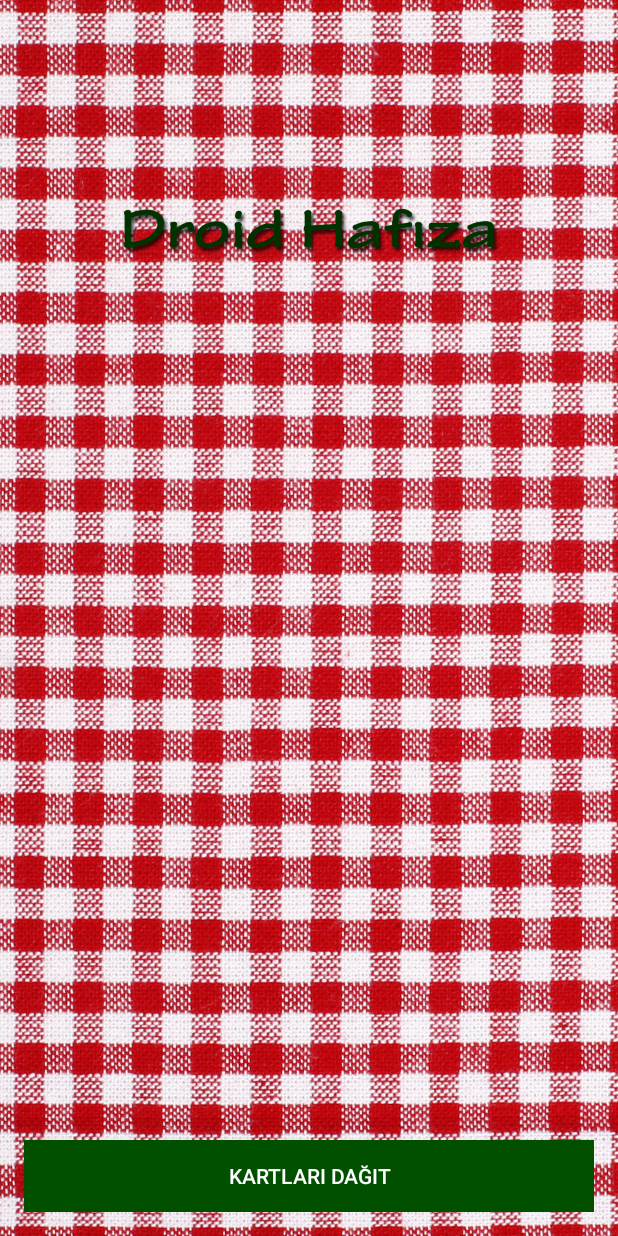
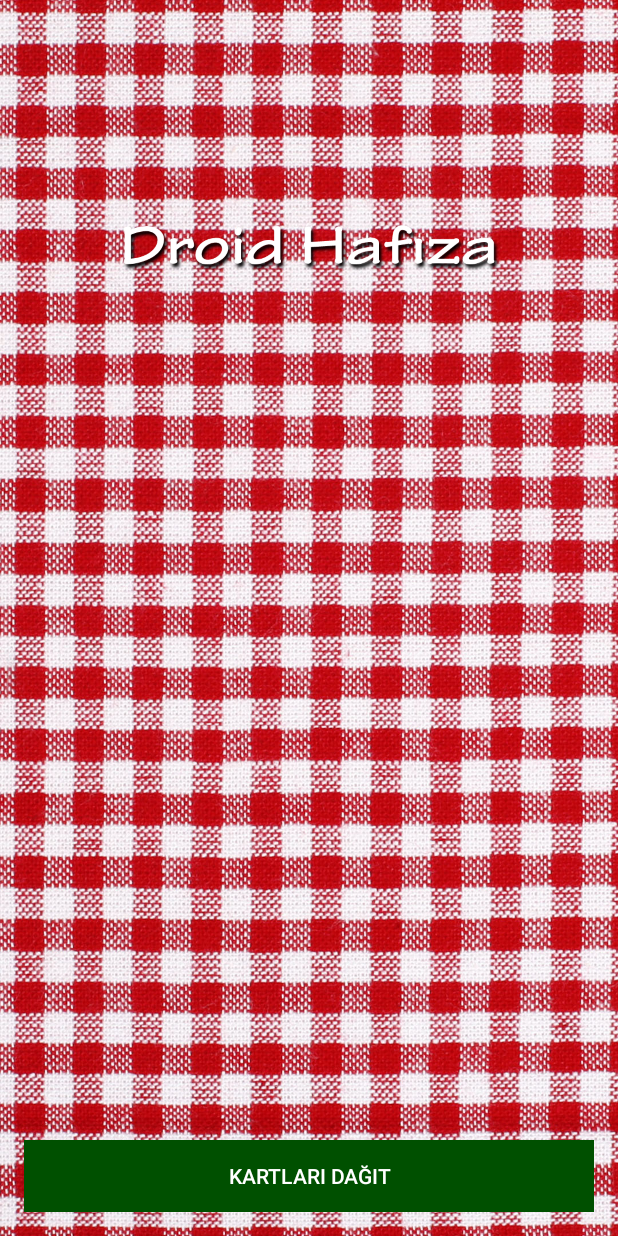
Before and after one commit to orcunmadran/BBY261-MemoryCardGame-Android-JAVA, an Android app: the screen it shows after launch (MainActivity), on a phone screen of 412 x 824 dp. Run offline under Robolectric (Android 15) with nearby library versions, the phone set to English and light mode, and no system bars.

Commit message:
Google Play Sürüm 1

```diff
--- a/app/src/main/AndroidManifest.xml
+++ b/app/src/main/AndroidManifest.xml
@@ -5,7 +5,7 @@
     <application
         android:allowBackup="true"
         android:icon="@mipmap/ic_launcher"
-        android:label="@string/app_name"
+        android:label="Droid Hafıza"
         android:supportsRtl="true"
         android:theme="@style/AppTheme">
         <activity android:name=".MainActivity" android:screenOrientation="portrait">
--- a/app/src/main/res/layout/activity_main.xml
+++ b/app/src/main/res/layout/activity_main.xml
@@ -46,44 +46,10 @@
     <ImageView
         android:layout_width="100dp"
         android:layout_height="100dp"
-        android:id="@+id/imageView7"
-        android:layout_alignTop="@+id/imageView8"
-        android:layout_alignParentLeft="true"
-        android:layout_alignParentStart="true" />
-
-    <ImageView
-        android:layout_width="100dp"
-        android:layout_height="100dp"
-        android:id="@+id/imageView8"
-        android:layout_above="@+id/imageView10"
-        android:layout_alignLeft="@+id/imageView5"
-        android:layout_alignStart="@+id/imageView5"
-        android:layout_marginBottom="20dp" />
-
-    <ImageView
-        android:layout_width="100dp"
-        android:layout_height="100dp"
         android:id="@+id/imageView9"
         android:layout_alignTop="@+id/imageView8"
         android:layout_alignParentRight="true"
         android:layout_alignParentEnd="true" />
-
-    <ImageView
-        android:layout_width="100dp"
-        android:layout_height="100dp"
-        android:id="@+id/imageView10"
-        android:layout_alignTop="@+id/imageView11"
-        android:layout_alignParentLeft="true"
-        android:layout_alignParentStart="true" />
-
-    <ImageView
-        android:layout_width="100dp"
-        android:layout_height="100dp"
-        android:id="@+id/imageView11"
-        android:layout_marginBottom="45dp"
-        android:layout_above="@+id/reDeal"
-        android:layout_alignLeft="@+id/imageView8"
-        android:layout_alignStart="@+id/imageView8" />
 
     <ImageView
         android:layout_width="100dp"
@@ -123,12 +89,45 @@
         android:layout_marginBottom="8dp" />
 
     <ImageView
+        android:layout_width="100dp"
+        android:layout_height="100dp"
+        android:id="@+id/imageView11"
+        android:layout_marginBottom="21dp"
+        android:layout_above="@+id/reDeal"
+        android:layout_alignLeft="@+id/imageView8"
+        android:layout_alignStart="@+id/imageView8" />
+
+    <ImageView
+        android:layout_width="100dp"
+        android:layout_height="100dp"
+        android:id="@+id/imageView10"
+        android:layout_alignTop="@+id/imageView11"
+        android:layout_alignParentLeft="true"
+        android:layout_alignParentStart="true" />
+
+    <ImageView
         android:layout_width="match_parent"
         android:layout_height="match_parent"
         app:srcCompat="@drawable/header"
-        android:layout_marginBottom="90dp"
         android:id="@+id/imageView"
-        android:layout_alignBottom="@+id/imageView2"
+        android:layout_above="@+id/imageView2"
+        android:layout_alignParentLeft="true"
+        android:layout_alignParentStart="true" />
+
+    <ImageView
+        android:layout_width="100dp"
+        android:layout_height="100dp"
+        android:id="@+id/imageView8"
+        android:layout_marginBottom="12dp"
+        android:layout_above="@+id/imageView11"
+        android:layout_alignLeft="@+id/imageView5"
+        android:layout_alignStart="@+id/imageView5" />
+
+    <ImageView
+        android:layout_width="100dp"
+        android:layout_height="100dp"
+        android:id="@+id/imageView7"
+        android:layout_alignTop="@+id/imageView8"
         android:layout_alignParentLeft="true"
         android:layout_alignParentStart="true" />
 
```
Also changed, not shown: app/src/main/res/drawable/header.png, app/src/main/res/mipmap-hdpi/ic_launcher.png, app/src/main/res/mipmap-mdpi/ic_launcher.png, app/src/main/res/mipmap-xhdpi/ic_launcher.png, app/src/main/res/mipmap-xxhdpi/ic_launcher.png, app/src/main/res/mipmap-xxxhdpi/ic_launcher.png, 2 other files.
